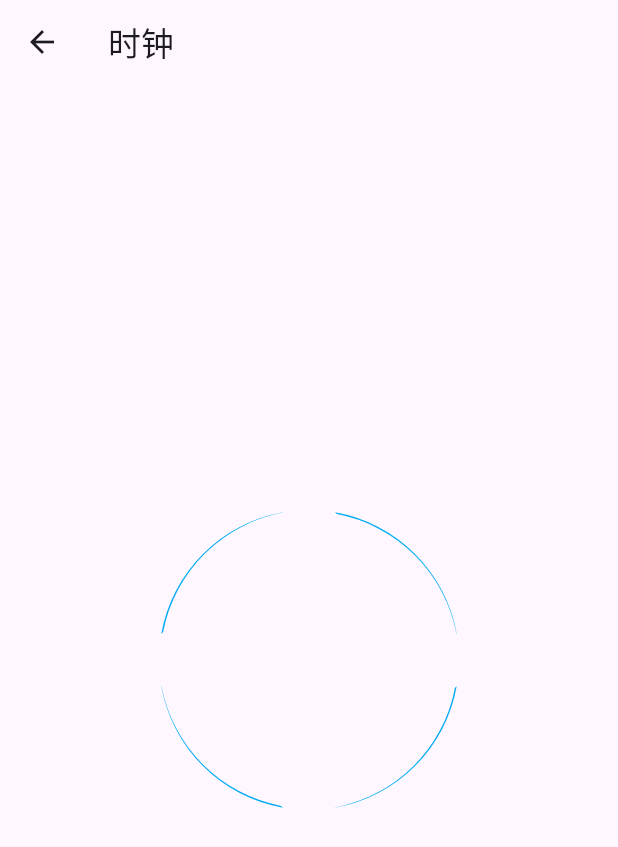
After one commit to Meditator-K/flutter_play, a Flutter app: the ClockPage screen opened directly, on a phone screen of 412 x 824 dp. The commit adds this screen. Shown: the top 847 px of the screen. Run offline on Flutter 3.47's test engine with Material 3 defaults, Android fonts, the phone set to English and light mode, and no system bars; our stand-ins replace flutter_easyloading, get, shared_preferences; missing offline and left inert: flame; accounts and stored records are empty.

Commit message:
绘制练习

```diff
--- /dev/null
+++ b/lib/page/clock_page.dart
@@ -0,0 +1,19 @@
+import 'package:flutter/material.dart';
+import 'package:flutter_play/widgets/circle_halo.dart';
+import 'package:flutter_play/widgets/clock_widget.dart';
+import 'package:flutter_play/widgets/cross_loading.dart';
+import 'package:flutter_play/widgets/oval_loading.dart';
+import 'package:flutter_play/widgets/rotate_loading.dart';
+
+class ClockPage extends StatelessWidget {
+  @override
+  Widget build(BuildContext context) {
+    return Scaffold(
+        appBar: AppBar(
+          title: Text('时钟'),
+        ),
+        body: Center(
+          child: ClockWidget(),
+        ));
+  }
+}
--- a/lib/page/home_page.dart
+++ b/lib/page/home_page.dart
@@ -1,5 +1,6 @@
 import 'package:flutter/material.dart';
 import 'package:flutter_play/constant/widget_style.dart';
+import 'package:flutter_play/page/clock_page.dart';
 import 'package:flutter_play/page/paint_test_page.dart';
 import 'package:flutter_play/page/paper10_page.dart';
 import 'package:flutter_play/page/paper11_page.dart';
@@ -68,6 +69,7 @@ class _HomeState extends State<HomePage> {
     '雪花',
     '补间动画',
     'loading',
+    '时钟',
   ];
 
   @override
@@ -169,6 +171,8 @@ class _HomeState extends State<HomePage> {
       Get.to(Paper21Page());
     } else if (index == 28) {
       Get.to(Paper22Page());
+    } else if (index == 29) {
+      Get.to(ClockPage());
     }
   }
 }
--- /dev/null
+++ b/lib/widgets/clock_widget.dart
@@ -0,0 +1,82 @@
+import 'dart:math';
+
+import 'package:flutter/cupertino.dart';
+
+class ClockWidget extends StatefulWidget {
+  final double radius;
+
+  ClockWidget({Key? key, this.radius = 100}) : super(key: key);
+
+  @override
+  State<StatefulWidget> createState() => _ClockState();
+}
+
+class _ClockState extends State<ClockWidget> {
+  @override
+  Widget build(BuildContext context) {
+    return CustomPaint(
+        size: Size(widget.radius * 2, widget.radius * 2),
+        painter: _ClockPainter(radius: widget.radius));
+  }
+}
+
+class _ClockPainter extends CustomPainter {
+  final double radius;
+
+  double get logic1 => radius * 0.01;
+
+  double get minusLen => logic1 * 60; // 分针长
+  double get hourLen => logic1 * 45; // 时针长
+  double get secondLen => logic1 * 68; // 秒针长
+  double get hourLineWidth => logic1 * 3; // 时针线宽
+  double get minusLineWidth => logic1 * 2; // 分针线宽
+  double get secondLineWidth => logic1; // 秒针线宽
+
+  double get scaleSpace => logic1 * 11; // 刻度与外圈的间隔
+  double get shortScaleLen => logic1 * 7; // 短刻度线长
+  double get shortLenWidth => logic1; // 短刻度线长
+  double get longScaleLen => logic1 * 11; // 长刻度线长
+  double get longLineWidth => logic1 * 2; // 长刻度线宽
+
+  _ClockPainter({required this.radius});
+
+  final Paint arcPaint = Paint()
+    ..style = PaintingStyle.fill
+    ..color = Color(0xff00abf2);
+
+  @override
+  void paint(Canvas canvas, Size size) {
+    canvas.translate(size.width / 2, size.height / 2);
+    drawOutCircle(canvas);
+  }
+
+  void drawOutCircle(Canvas canvas) {
+    for (int i = 0; i < 4; i++) {
+      drawArc(canvas);
+      canvas.rotate(pi / 2);
+    }
+  }
+
+  void drawArc(Canvas canvas) {
+    Path path1 = Path()
+      ..addArc(
+          Rect.fromCenter(
+              center: Offset.zero, width: radius * 2, height: radius * 2),
+          10 / 180 * pi,
+          pi / 2 - 20 / 180 * pi);
+    Path path2 = Path()
+      ..addArc(
+          Rect.fromCenter(
+              center: Offset(-logic1, 0),
+              width: radius * 2,
+              height: radius * 2),
+          10 / 180 * pi,
+          pi / 2 - 20 / 180 * pi);
+    Path path = Path.combine(PathOperation.difference, path1, path2);
+    canvas.drawPath(path, arcPaint);
+  }
+
+  @override
+  bool shouldRepaint(covariant _ClockPainter oldDelegate) =>
+      oldDelegate.radius != radius;
+}
```
